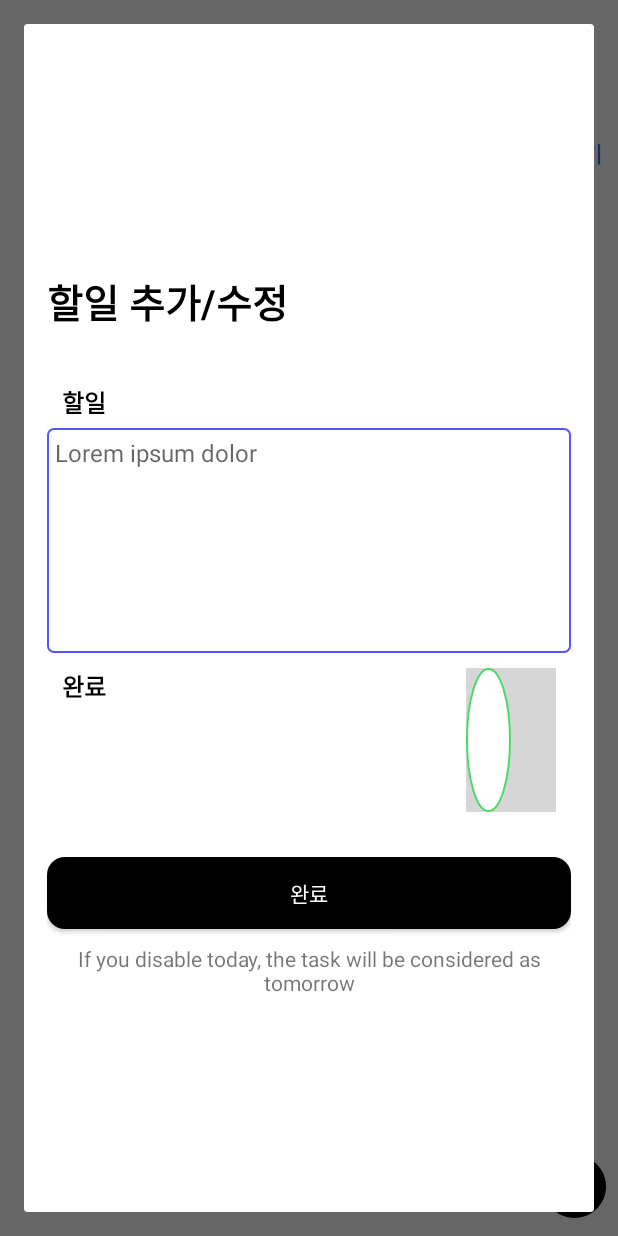
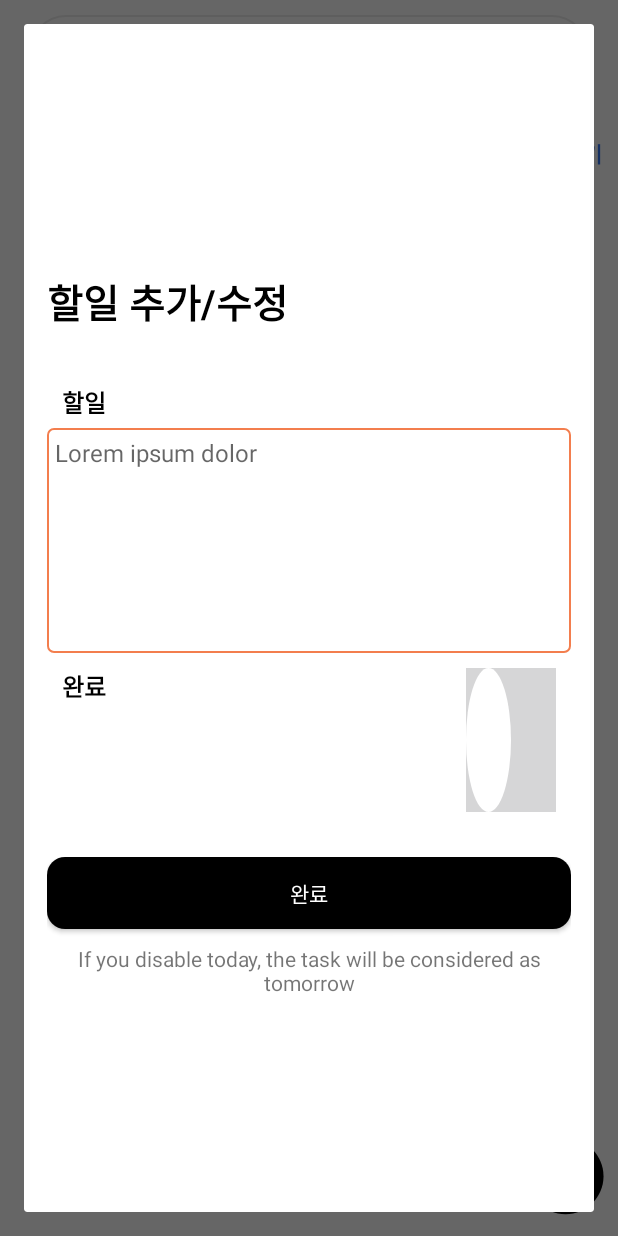
Before and after one commit to jsk41755/And-Todo-List, an Android app: the screen it shows after launch (MainActivity), after a tap on "추가하기", on a phone screen of 412 x 824 dp. Run offline under Robolectric (Android 15) with nearby library versions, the phone set to English and light mode, and no system bars; 4 statements that could not run were skipped.

Commit message:
모든 디자인 구성 완료 -> 로딩창 구현해보기!

```diff
--- a/app/src/main/AndroidManifest.xml
+++ b/app/src/main/AndroidManifest.xml
@@ -5,16 +5,19 @@
     <uses-permission android:name="android.permission.INTERNET" />
 
     <application
-        android:networkSecurityConfig="@xml/network_security_config"
         android:allowBackup="true"
         android:dataExtractionRules="@xml/data_extraction_rules"
         android:fullBackupContent="@xml/backup_rules"
         android:icon="@mipmap/ic_launcher"
         android:label="@string/app_name"
+        android:networkSecurityConfig="@xml/network_security_config"
         android:roundIcon="@mipmap/ic_launcher_round"
         android:supportsRtl="true"
         android:theme="@style/Theme.TodoList_Study"
         tools:targetApi="31">
+        <activity
+            android:name=".view.custom_dialog.ui.ProgressDialog"
+            android:exported="false" />
         <activity
             android:name=".view.custom_dialog.ui.CustomDialog"
             android:exported="false" />
--- a/app/src/main/java/com/devjeong/todolist_study/view/ui/HomeFragment.kt
+++ b/app/src/main/java/com/devjeong/todolist_study/view/ui/HomeFragment.kt
@@ -11,6 +11,7 @@ import android.widget.LinearLayout
 import android.widget.TextView
 import android.widget.Toast
 import androidx.appcompat.widget.SearchView
+import androidx.core.content.ContextCompat
 import androidx.core.widget.NestedScrollView
 import androidx.lifecycle.ViewModelProvider
 import androidx.recyclerview.widget.ItemTouchHelper
@@ -139,6 +140,7 @@ class HomeFragment : BaseFragment<FragmentHomeBinding>() {
             deleteTodoItem(todoItem)
         }, updateItemCallback = { todoItem ->
             updateTodoItem(todoItem)
+            fetchTodoItems()
         })
 
         groupAdapter.setOnItemClickListener(object : TodoItemAdapter.OnItemClickListener {
@@ -166,6 +168,7 @@ class HomeFragment : BaseFragment<FragmentHomeBinding>() {
             val dateTextView = TextView(requireContext())
             dateTextView.text = date
             dateTextView.setTextSize(TypedValue.COMPLEX_UNIT_SP, 32f)
+            dateTextView.setTextColor(ContextCompat.getColor(requireContext(), R.color.black))
             dateTextView.setTypeface(null, Typeface.BOLD)
             containerLayout.addView(dateTextView)
         }
--- a/app/src/main/res/drawable/checkbox_custom.xml
+++ b/app/src/main/res/drawable/checkbox_custom.xml
@@ -3,8 +3,8 @@
     <!-- Unchecked -->
     <item android:state_checked="false">
         <shape>
-            <stroke android:color="#c4cbd2" android:width="1dp" />
-            <corners android:radius="4dp" />
+            <stroke android:color="#c4cbd2" android:width="2dp" />
+            <corners android:radius="2dp" />
             <solid android:color="#fff" />
         </shape>
     </item>
--- a/app/src/main/res/drawable/edittext_rounded_corner_rectangle.xml
+++ b/app/src/main/res/drawable/edittext_rounded_corner_rectangle.xml
@@ -4,7 +4,7 @@
         <shape xmlns:android="http://schemas.android.com/apk/res/android" android:shape="rectangle">
             <stroke
                 android:width="1dp"
-                android:color="#5555FF" />
+                android:color="@color/dbnorange" />
             <corners android:radius="4dp"/>
             <solid
                 android:color="#FFFFFF" />
--- /dev/null
+++ b/app/src/main/res/drawable/search_rounded_corner_rectangle.xml
@@ -0,0 +1,7 @@
+<?xml version="1.0" encoding="utf-8"?>
+<shape xmlns:android="http://schemas.android.com/apk/res/android" android:shape="rectangle">
+    <stroke
+        android:width="1dp"
+        android:color="#EBEBEB" />
+    <corners android:radius="100dp"/>
+</shape>
--- a/app/src/main/res/drawable/switch_thumb.xml
+++ b/app/src/main/res/drawable/switch_thumb.xml
@@ -10,8 +10,8 @@
     <solid
         android:color="#FFFFFF" />
 
-    <stroke
+    <!-- <stroke
         android:width="1dp"
-        android:color="#4cd964" />
+        android:color="#4cd964" /> -->
 
 </shape>
--- a/app/src/main/res/layout/dialog_custom.xml
+++ b/app/src/main/res/layout/dialog_custom.xml
@@ -49,7 +49,7 @@
             android:layout_height="wrap_content"
             android:layout_marginTop="10dp">
 
-            <TextView
+            <androidx.appcompat.widget.AppCompatTextView
                 android:text="완료"
                 android:textStyle="bold"
                 android:layout_marginStart="10dp"
--- a/app/src/main/res/layout/fragment_home.xml
+++ b/app/src/main/res/layout/fragment_home.xml
@@ -22,12 +22,14 @@
                 android:layout_width="match_parent"
                 android:layout_height="wrap_content"
                 android:focusable="true"
+                android:background="@drawable/search_rounded_corner_rectangle"
                 app:iconifiedByDefault="false"
                 android:layout_marginStart="20dp"
                 android:layout_marginTop="10dp"
                 android:layout_marginEnd="20dp"
                 android:layout_marginBottom="10dp"
-                app:queryHint="할일 검색"/>
+                app:queryHint="할일 검색"
+                app:queryBackground="@null"/>
 
             <FrameLayout
                 android:layout_width="match_parent"
@@ -58,10 +60,11 @@
                     android:layout_width="wrap_content"
                     android:layout_height="wrap_content"/>
 
-                <ImageButton
+                <androidx.appcompat.widget.AppCompatImageButton
                     android:id="@+id/addDialogBtn"
-                    android:layout_width="wrap_content"
-                    android:layout_height="wrap_content"
+                    android:layout_width="70dp"
+                    android:layout_height="70dp"
+                    android:scaleType="centerCrop"
                     android:layout_gravity="end|bottom"
                     android:src="@drawable/floating_button"
                     android:background="#00ff0000"
--- a/app/src/main/res/layout/todo_item.xml
+++ b/app/src/main/res/layout/todo_item.xml
@@ -44,7 +44,9 @@
                 android:id="@+id/TodoIsDone"
                 android:layout_width="40dp"
                 android:layout_height="40dp"
-                android:buttonTint="#000000"
+                android:scaleX="1.2"
+                android:scaleY="1.2"
+                android:buttonTint="@color/dbnorange"
                 android:layout_gravity="center"/>
 
             <LinearLayout
@@ -56,6 +58,7 @@
                     android:id="@+id/TodoSaveContentTxt"
                     android:text="@string/todo_content"
                     android:textSize="18sp"
+                    android:textColor="#737373"
                     android:layout_width="match_parent"
                     android:layout_height="wrap_content"/>
 
@@ -63,6 +66,7 @@
                     android:id="@+id/TodoSaveTimeTxt"
                     android:text="@string/todo_time"
                     android:textSize="15sp"
+                    android:textColor="#A3A3A3"
                     android:layout_width="match_parent"
                     android:layout_height="wrap_content"/>
 
--- a/app/src/main/res/values/colors.xml
+++ b/app/src/main/res/values/colors.xml
@@ -3,4 +3,6 @@
     <color name="black">#FF000000</color>
     <color name="white">#FFFFFFFF</color>
     <color name="red">#FF0000</color>
+    <color name="dbnorange">#F37E4E</color>
+    <color name="gray500">#d3d3d3</color>
 </resources>
--- a/app/src/main/res/values/themes.xml
+++ b/app/src/main/res/values/themes.xml
@@ -3,7 +3,9 @@
     <style name="Base.Theme.TodoList_Study" parent="Theme.AppCompat.DayNight.NoActionBar">
         <!-- Customize your light theme here. -->
         <!-- <item name="colorPrimary">@color/my_light_primary</item> -->
+        <item name="android:textCursorDrawable">@color/dbnorange</item>
+        <item name="android:colorAccent">@color/dbnorange</item>
+        <item name="android:textColorHighlight">@color/dbnorange</item>
     </style>
-
     <style name="Theme.TodoList_Study" parent="Base.Theme.TodoList_Study" />
 </resources>
```
Also changed, not shown: app/src/main/java/com/devjeong/todolist_study/Adapter/TodoItemAdapter.kt (+9 -0 lines), app/src/main/java/com/devjeong/todolist_study/view/custom_dialog/ui/ProgressDialog.kt (added, +12 -0 lines), app/src/main/java/com/devjeong/todolist_study/view/ui/SearchFragment.kt (+26 -1 lines), app/src/main/res/layout/activity_progress_dialog.xml (added, +9 -0 lines).
